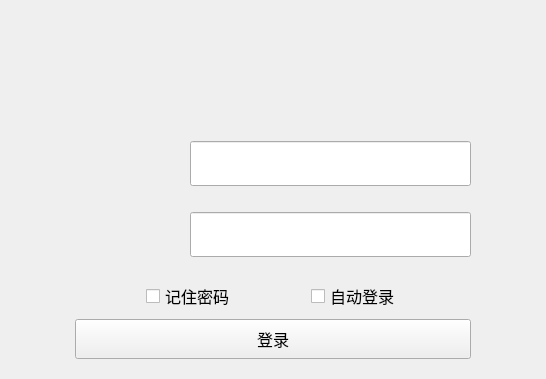
This is ChatClient/login.ui in crylittlebear/QtChat as Qt 5 draws it before an edit. The edited form follows.
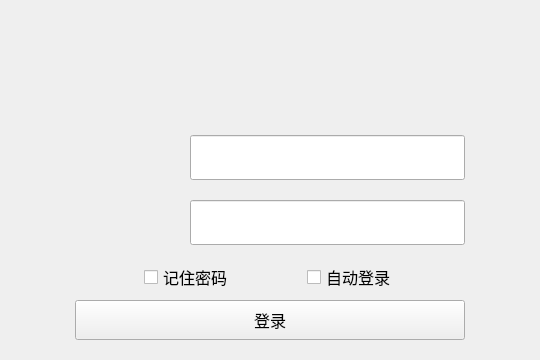
This is the edited form. Icons and pictures are not drawn. Custom widgets are drawn as their Qt base class.

Patch:
```diff
--- a/ChatClient/login.ui
+++ b/ChatClient/login.ui
@@ -6,8 +6,8 @@
    <rect>
     <x>0</x>
     <y>0</y>
-    <width>546</width>
-    <height>379</height>
+    <width>540</width>
+    <height>360</height>
    </rect>
   </property>
   <property name="minimumSize">
@@ -77,7 +77,7 @@
          <property name="maximumSize">
           <size>
            <width>16777215</width>
-           <height>35</height>
+           <height>40</height>
           </size>
          </property>
          <property name="styleSheet">
@@ -142,6 +142,18 @@
           </item>
           <item>
            <widget class="QLabel" name="labelWinTitle">
+            <property name="minimumSize">
+             <size>
+              <width>0</width>
+              <height>40</height>
+             </size>
+            </property>
+            <property name="maximumSize">
+             <size>
+              <width>16777215</width>
+              <height>40</height>
+             </size>
+            </property>
             <property name="text">
              <string/>
             </property>
```
